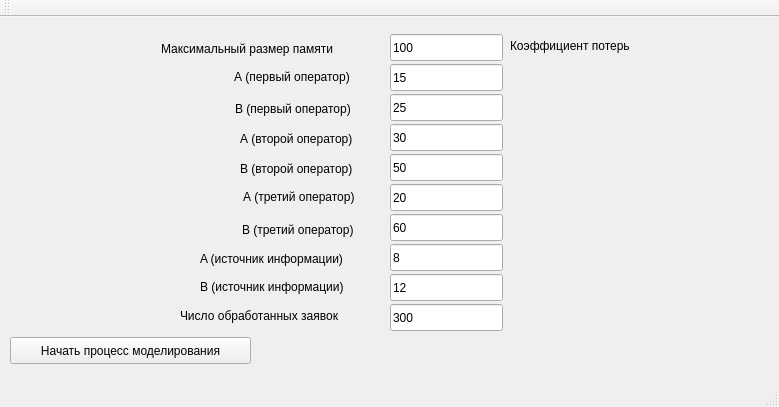
The window that src/mainwindow.ui (valeriyasyomina/ImitationModelingHospital) describes before a commit, drawn with Qt 5.
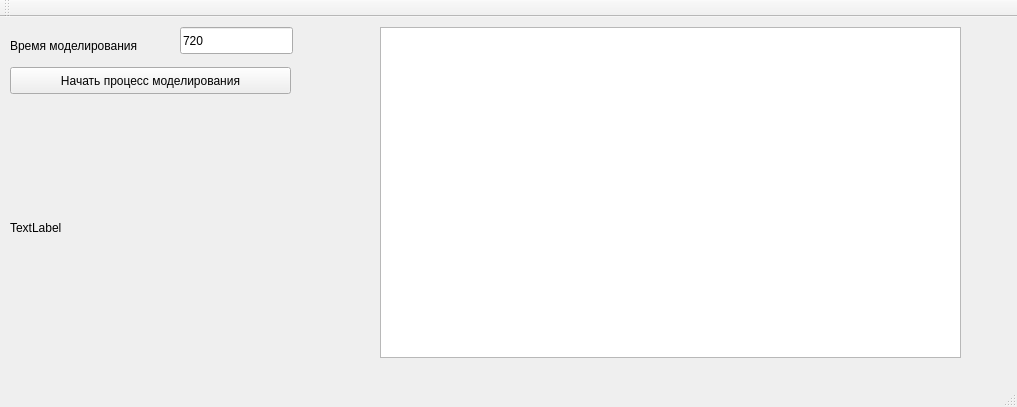
The same window after the commit.

```diff
--- a/src/mainwindow.ui
+++ b/src/mainwindow.ui
@@ -6,7 +6,7 @@
    <rect>
     <x>0</x>
     <y>0</y>
-    <width>779</width>
+    <width>1017</width>
     <height>407</height>
    </rect>
   </property>
@@ -17,139 +17,35 @@
    <widget class="QLineEdit" name="edtMaxMemorySize">
     <property name="geometry">
      <rect>
-      <x>390</x>
-      <y>17</y>
+      <x>180</x>
+      <y>10</y>
       <width>113</width>
       <height>27</height>
      </rect>
     </property>
     <property name="text">
-     <string>100</string>
-    </property>
-   </widget>
-   <widget class="QLineEdit" name="edtAFirstOperator">
-    <property name="geometry">
-     <rect>
-      <x>390</x>
-      <y>47</y>
-      <width>113</width>
-      <height>27</height>
-     </rect>
-    </property>
-    <property name="text">
-     <string>15</string>
-    </property>
-   </widget>
-   <widget class="QLineEdit" name="edtBFirstOperator">
-    <property name="geometry">
-     <rect>
-      <x>390</x>
-      <y>77</y>
-      <width>113</width>
-      <height>27</height>
-     </rect>
-    </property>
-    <property name="text">
-     <string>25</string>
-    </property>
-   </widget>
-   <widget class="QLineEdit" name="edtAInfSource">
-    <property name="geometry">
-     <rect>
-      <x>390</x>
-      <y>227</y>
-      <width>113</width>
-      <height>27</height>
-     </rect>
-    </property>
-    <property name="text">
-     <string>8</string>
-    </property>
-   </widget>
-   <widget class="QLineEdit" name="edtBInfSource">
-    <property name="geometry">
-     <rect>
-      <x>390</x>
-      <y>257</y>
-      <width>113</width>
-      <height>27</height>
-     </rect>
-    </property>
-    <property name="text">
-     <string>12</string>
+     <string>720</string>
     </property>
    </widget>
    <widget class="QLabel" name="label_2">
     <property name="geometry">
      <rect>
-      <x>161</x>
-      <y>23</y>
-      <width>221</width>
+      <x>10</x>
+      <y>20</y>
+      <width>171</width>
       <height>17</height>
      </rect>
     </property>
     <property name="text">
-     <string>Максимальный размер памяти</string>
-    </property>
-   </widget>
-   <widget class="QLabel" name="label_3">
-    <property name="geometry">
-     <rect>
-      <x>234</x>
-      <y>50</y>
-      <width>150</width>
-      <height>20</height>
-     </rect>
-    </property>
-    <property name="text">
-     <string>А (первый оператор)</string>
-    </property>
-   </widget>
-   <widget class="QLabel" name="label_4">
-    <property name="geometry">
-     <rect>
-      <x>235</x>
-      <y>81</y>
-      <width>150</width>
-      <height>21</height>
-     </rect>
-    </property>
-    <property name="text">
-     <string>B (первый оператор)</string>
-    </property>
-   </widget>
-   <widget class="QLabel" name="label_5">
-    <property name="geometry">
-     <rect>
-      <x>200</x>
-      <y>232</y>
-      <width>191</width>
-      <height>20</height>
-     </rect>
-    </property>
-    <property name="text">
-     <string>A (источник информации)</string>
-    </property>
-   </widget>
-   <widget class="QLabel" name="label_6">
-    <property name="geometry">
-     <rect>
-      <x>200</x>
-      <y>260</y>
-      <width>191</width>
-      <height>20</height>
-     </rect>
-    </property>
-    <property name="text">
-     <string>В (источник информации)</string>
+     <string>Время моделирования</string>
     </property>
    </widget>
    <widget class="QPushButton" name="btnStartModeling">
     <property name="geometry">
      <rect>
       <x>10</x>
-      <y>320</y>
-      <width>241</width>
+      <y>50</y>
+      <width>281</width>
       <height>27</height>
      </rect>
     </property>
@@ -157,147 +53,27 @@
      <string>Начать процесс моделирования</string>
     </property>
    </widget>
-   <widget class="QLineEdit" name="edtRequestToBeProcessed">
+   <widget class="QListWidget" name="lstStatistics">
     <property name="geometry">
      <rect>
-      <x>390</x>
-      <y>287</y>
-      <width>113</width>
-      <height>27</height>
+      <x>380</x>
+      <y>10</y>
+      <width>581</width>
+      <height>331</height>
      </rect>
     </property>
-    <property name="text">
-     <string>300</string>
-    </property>
    </widget>
    <widget class="QLabel" name="label_8">
     <property name="geometry">
      <rect>
-      <x>240</x>
-      <y>112</y>
-      <width>151</width>
-      <height>20</height>
+      <x>10</x>
+      <y>90</y>
+      <width>371</width>
+      <height>241</height>
      </rect>
     </property>
     <property name="text">
-     <string>А (второй оператор)</string>
-    </property>
-   </widget>
-   <widget class="QLabel" name="label_9">
-    <property name="geometry">
-     <rect>
-      <x>240</x>
-      <y>141</y>
-      <width>150</width>
-      <height>21</height>
-     </rect>
-    </property>
-    <property name="text">
-     <string>В (второй оператор)</string>
-    </property>
-   </widget>
-   <widget class="QLabel" name="label_11">
-    <property name="geometry">
-     <rect>
-      <x>242</x>
-      <y>202</y>
-      <width>141</width>
-      <height>21</height>
-     </rect>
-    </property>
-    <property name="text">
-     <string>В (третий оператор)</string>
-    </property>
-   </widget>
-   <widget class="QLabel" name="label_12">
-    <property name="geometry">
-     <rect>
-      <x>243</x>
-      <y>170</y>
-      <width>141</width>
-      <height>20</height>
-     </rect>
-    </property>
-    <property name="text">
-     <string>А (третий оператор)</string>
-    </property>
-   </widget>
-   <widget class="QLineEdit" name="edtASecondOperator">
-    <property name="geometry">
-     <rect>
-      <x>390</x>
-      <y>107</y>
-      <width>113</width>
-      <height>27</height>
-     </rect>
-    </property>
-    <property name="text">
-     <string>30</string>
-    </property>
-   </widget>
-   <widget class="QLineEdit" name="edtBSecondOperator">
-    <property name="geometry">
-     <rect>
-      <x>390</x>
-      <y>137</y>
-      <width>113</width>
-      <height>27</height>
-     </rect>
-    </property>
-    <property name="text">
-     <string>50</string>
-    </property>
-   </widget>
-   <widget class="QLineEdit" name="edtAThirdOperator">
-    <property name="geometry">
-     <rect>
-      <x>390</x>
-      <y>167</y>
-      <width>113</width>
-      <height>27</height>
-     </rect>
-    </property>
-    <property name="text">
-     <string>20</string>
-    </property>
-   </widget>
-   <widget class="QLineEdit" name="edtBThirdOperator">
-    <property name="geometry">
-     <rect>
-      <x>390</x>
-      <y>197</y>
-      <width>113</width>
-      <height>27</height>
-     </rect>
-    </property>
-    <property name="text">
-     <string>60</string>
-    </property>
-   </widget>
-   <widget class="QLabel" name="label_13">
-    <property name="geometry">
-     <rect>
-      <x>180</x>
-      <y>290</y>
-      <width>201</width>
-      <height>17</height>
-     </rect>
-    </property>
-    <property name="text">
-     <string>Число обработанных заявок</string>
-    </property>
-   </widget>
-   <widget class="QLabel" name="lblRequestDropKoff">
-    <property name="geometry">
-     <rect>
-      <x>510</x>
-      <y>20</y>
-      <width>261</width>
-      <height>17</height>
-     </rect>
-    </property>
-    <property name="text">
-     <string>Коэффициент потерь</string>
+     <string>TextLabel</string>
     </property>
    </widget>
   </widget>
```
Left out of the diff: 6 changed lines with no effect on the pictures.
